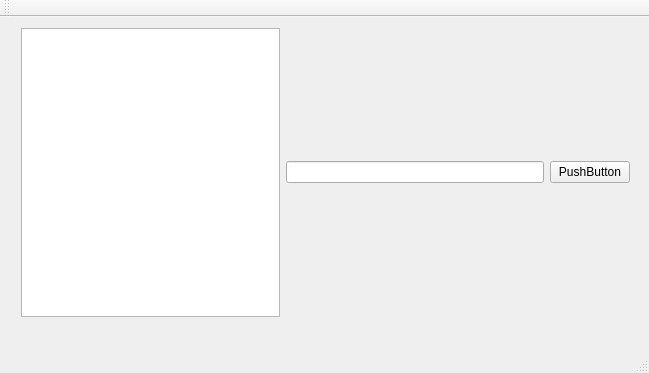
Before: the Qt Designer form tree/mainwindow.ui in JuanSeabra/qtexamples, drawn with Qt 5.
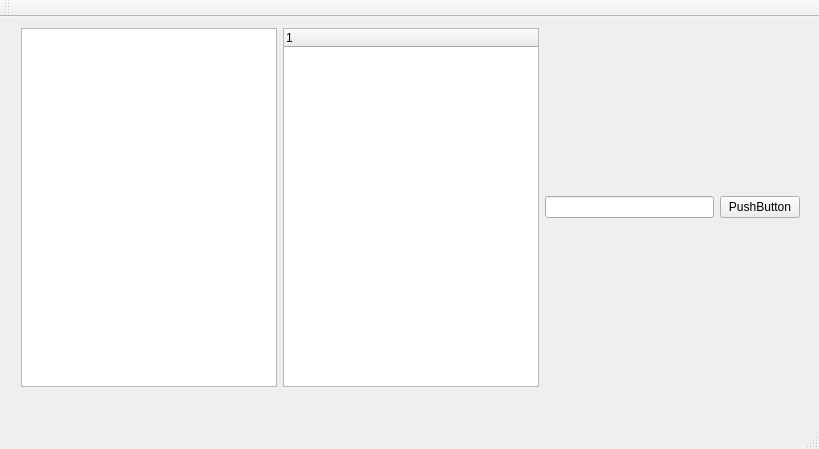
After: the same form once the commit is applied.

Commit message: escalonando tree genericamente

The edit to the form file:
```diff
--- a/tree/mainwindow.ui
+++ b/tree/mainwindow.ui
@@ -6,21 +6,21 @@
    <rect>
     <x>0</x>
     <y>0</y>
-    <width>649</width>
-    <height>373</height>
+    <width>819</width>
+    <height>449</height>
    </rect>
   </property>
   <property name="windowTitle">
    <string>MainWindow</string>
   </property>
   <widget class="QWidget" name="centralWidget">
-   <widget class="QWidget" name="">
+   <widget class="QWidget" name="layoutWidget">
     <property name="geometry">
      <rect>
       <x>10</x>
       <y>0</y>
-      <width>631</width>
-      <height>311</height>
+      <width>801</width>
+      <height>381</height>
      </rect>
     </property>
     <layout class="QHBoxLayout" name="horizontalLayout">
@@ -31,6 +31,15 @@
        </property>
       </widget>
      </item>
+     <item>
+      <widget class="QTreeWidget" name="treeWidget">
+       <column>
+        <property name="text">
+         <string notr="true">1</string>
+        </property>
+       </column>
+      </widget>
+     </item>
      <item>
       <widget class="QLineEdit" name="lineEdit"/>
      </item>
```
Left out of the diff: 2 changed lines with no effect on the pictures. The commit also changes 6 other files.
